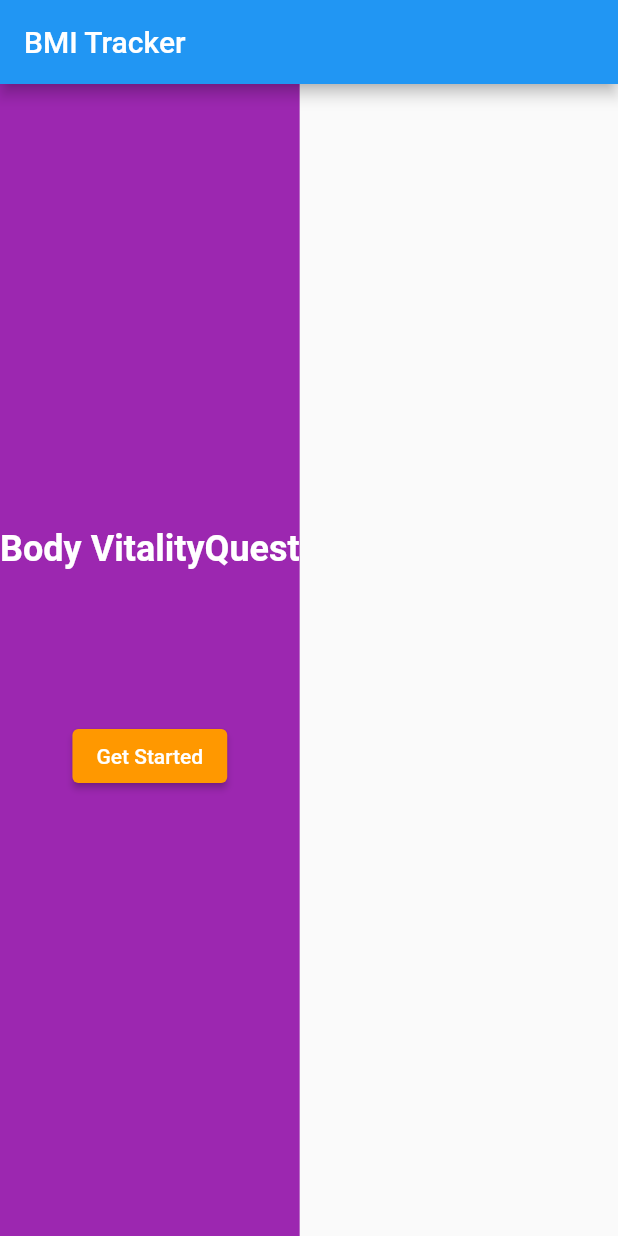
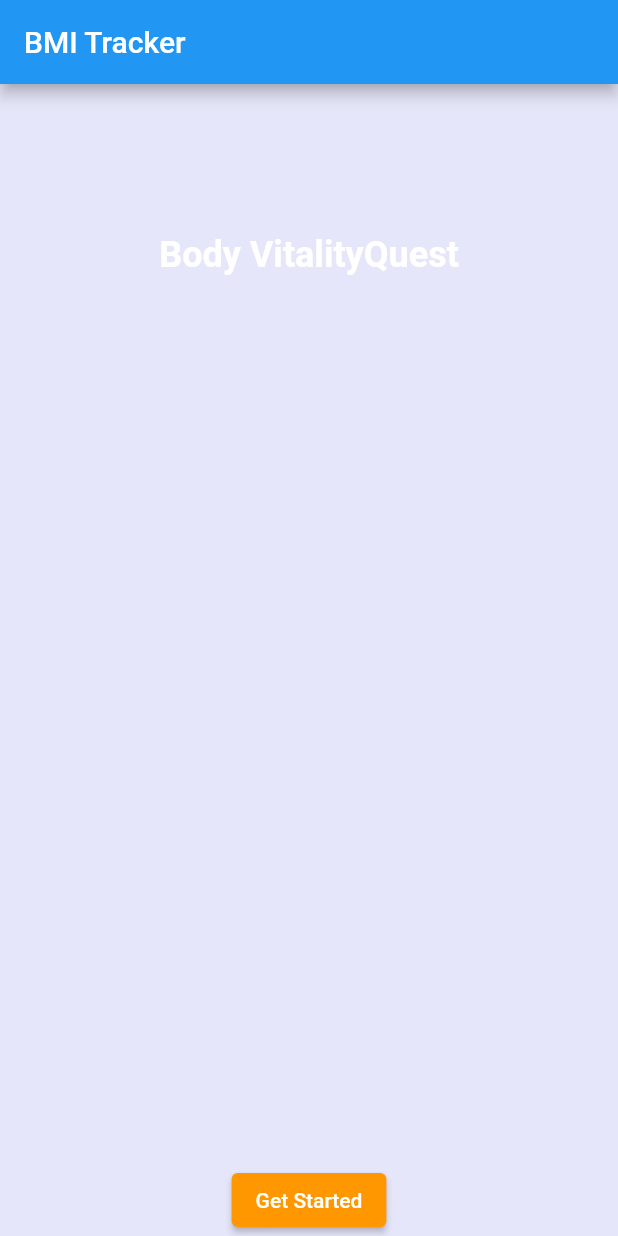
Before and after one commit to SarahCalinagan/cc206-bmi_tracker, a Flutter app: the StartPage screen opened directly, on a phone screen of 412 x 824 dp. Run offline on Flutter 3.47's test engine with Material 2 defaults, Android fonts, the phone set to English and light mode, and no system bars; missing offline and left inert: bmi_tracker; statements that could not run were skipped.

Commit message:
added codes

```diff
--- a/lib/features/start.dart
+++ b/lib/features/start.dart
@@ -4,7 +4,7 @@ import 'package:bmi_tracker/features/log_in.dart';
 void main() {
   runApp(
     MaterialApp(
-      home: StartPage(), // StartPage
+      home: StartPage(),
     ),
   );
 }
@@ -26,30 +26,43 @@ class StartPage extends StatelessWidget {
         title: Text('BMI Tracker'),
       ),
       body: Container(
-        color: Colors.purple, // Purple background
+        decoration: BoxDecoration(
+          color:
+              Color(0xFFE6E6FA), // Lavender background using the hex color code
+        ),
+        child: Center(
+          child: Container(
+            height: double.infinity,
             child: Column(
-          mainAxisAlignment: MainAxisAlignment.center,
+              mainAxisAlignment: MainAxisAlignment.start,
               children: [
+                SizedBox(height: 100.0),
                 Text(
-              'Body VitalityQuest', // Title
+                  'Body VitalityQuest',
                   style: TextStyle(
                     fontSize: 24.0,
                     fontWeight: FontWeight.bold,
-                color: Colors.white, // White text color
+                    color: Colors.white,
                   ),
                 ),
-            SizedBox(height: 100.0),
+                Expanded(
+                  child: Center(
+                    child: SizedBox(),
+                  ),
+                ),
                 ElevatedButton(
                   onPressed: () {
                     _navigateToLoginPage(context);
                   },
                   style: ButtonStyle(
-                backgroundColor:
-                    MaterialStateProperty.all(Colors.orange), // Orange button
+                    backgroundColor: MaterialStateProperty.all(Colors.orange),
                   ),
-              child: Text('Get Started', style: TextStyle(color: Colors.white)),
+                  child: Text('Get Started',
+                      style: TextStyle(color: Colors.white)),
                 ),
               ],
+            ),
+          ),
         ),
       ),
     );
```
Lines whose indentation alone changed are shown as unchanged.
